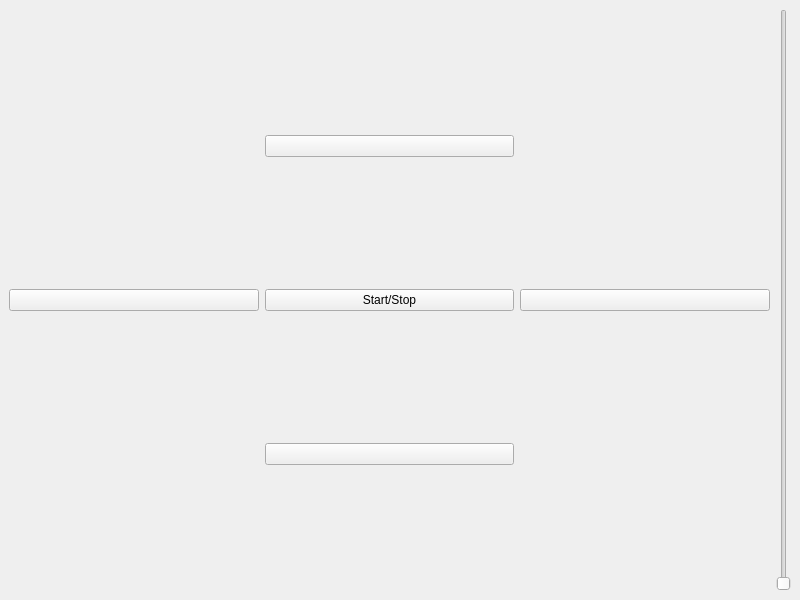
This is robot_car/controller.ui in WEI22/ICMS as Qt 5 draws it before an edit. The edited form follows.
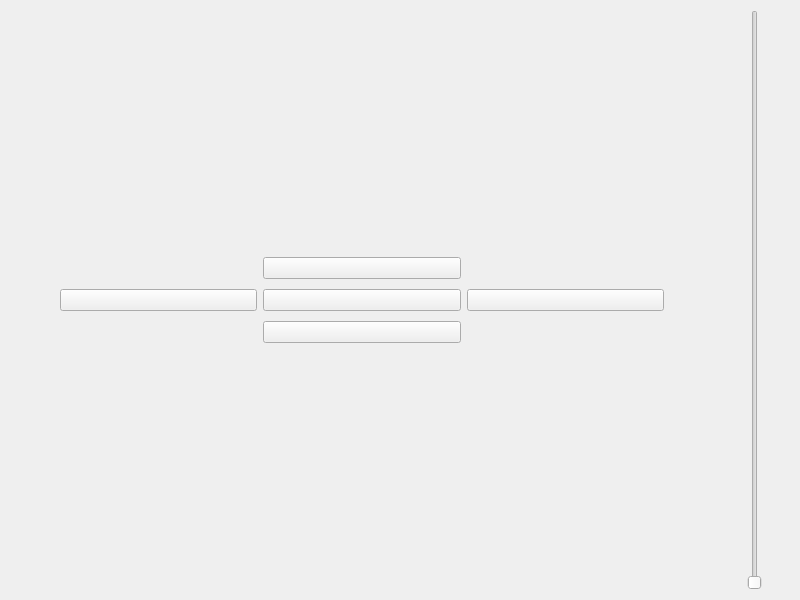
This is the edited form. Icons and pictures are not drawn.

What changed in the file:
```diff
--- a/robot_car/controller.ui
+++ b/robot_car/controller.ui
@@ -14,9 +14,27 @@
    <string>MainWindow</string>
   </property>
   <widget class="QWidget" name="centralwidget">
-   <layout class="QHBoxLayout" name="horizontalLayout_2">
+   <layout class="QHBoxLayout" name="horizontalLayout_2" stretch="10,1">
+    <property name="leftMargin">
+     <number>10</number>
+    </property>
+    <property name="topMargin">
+     <number>10</number>
+    </property>
+    <property name="rightMargin">
+     <number>10</number>
+    </property>
+    <property name="bottomMargin">
+     <number>10</number>
+    </property>
     <item>
      <layout class="QHBoxLayout" name="horizontalLayout">
+      <property name="leftMargin">
+       <number>50</number>
+      </property>
+      <property name="rightMargin">
+       <number>50</number>
+      </property>
       <item>
        <widget class="QPushButton" name="button_left">
         <property name="text">
@@ -26,10 +44,32 @@
          <iconset>
           <normaloff>left.png</normaloff>left.png</iconset>
         </property>
+        <property name="iconSize">
+         <size>
+          <width>75</width>
+          <height>75</height>
+         </size>
+        </property>
        </widget>
       </item>
       <item>
        <layout class="QVBoxLayout" name="verticalLayout">
+        <property name="spacing">
+         <number>10</number>
+        </property>
+        <item>
+         <spacer name="verticalSpacer">
+          <property name="orientation">
+           <enum>Qt::Vertical</enum>
+          </property>
+          <property name="sizeHint" stdset="0">
+           <size>
+            <width>20</width>
+            <height>40</height>
+           </size>
+          </property>
+         </spacer>
+        </item>
         <item>
          <widget class="QPushButton" name="button_up">
           <property name="text">
@@ -39,12 +79,28 @@
            <iconset>
             <normaloff>up.png</normaloff>up.png</iconset>
           </property>
+          <property name="iconSize">
+           <size>
+            <width>75</width>
+            <height>75</height>
+           </size>
+          </property>
          </widget>
         </item>
         <item>
          <widget class="QPushButton" name="button_on_off">
           <property name="text">
-           <string>Start/Stop</string>
+           <string/>
+          </property>
+          <property name="icon">
+           <iconset>
+            <normaloff>stop-button.png</normaloff>stop-button.png</iconset>
+          </property>
+          <property name="iconSize">
+           <size>
+            <width>75</width>
+            <height>75</height>
+           </size>
           </property>
          </widget>
         </item>
@@ -57,8 +113,27 @@
            <iconset>
             <normaloff>down.png</normaloff>down.png</iconset>
           </property>
+          <property name="iconSize">
+           <size>
+            <width>75</width>
+            <height>75</height>
+           </size>
+          </property>
          </widget>
         </item>
+        <item>
+         <spacer name="verticalSpacer_2">
+          <property name="orientation">
+           <enum>Qt::Vertical</enum>
+          </property>
+          <property name="sizeHint" stdset="0">
+           <size>
+            <width>20</width>
+            <height>40</height>
+           </size>
+          </property>
+         </spacer>
+        </item>
        </layout>
       </item>
       <item>
@@ -70,12 +145,24 @@
          <iconset>
           <normaloff>right.png</normaloff>right.png</iconset>
         </property>
+        <property name="iconSize">
+         <size>
+          <width>75</width>
+          <height>75</height>
+         </size>
+        </property>
        </widget>
       </item>
      </layout>
     </item>
     <item>
      <widget class="QSlider" name="speed_controller">
+      <property name="sizePolicy">
+       <sizepolicy hsizetype="Preferred" vsizetype="Expanding">
+        <horstretch>0</horstretch>
+        <verstretch>0</verstretch>
+       </sizepolicy>
+      </property>
       <property name="minimum">
        <number>25</number>
       </property>
```
